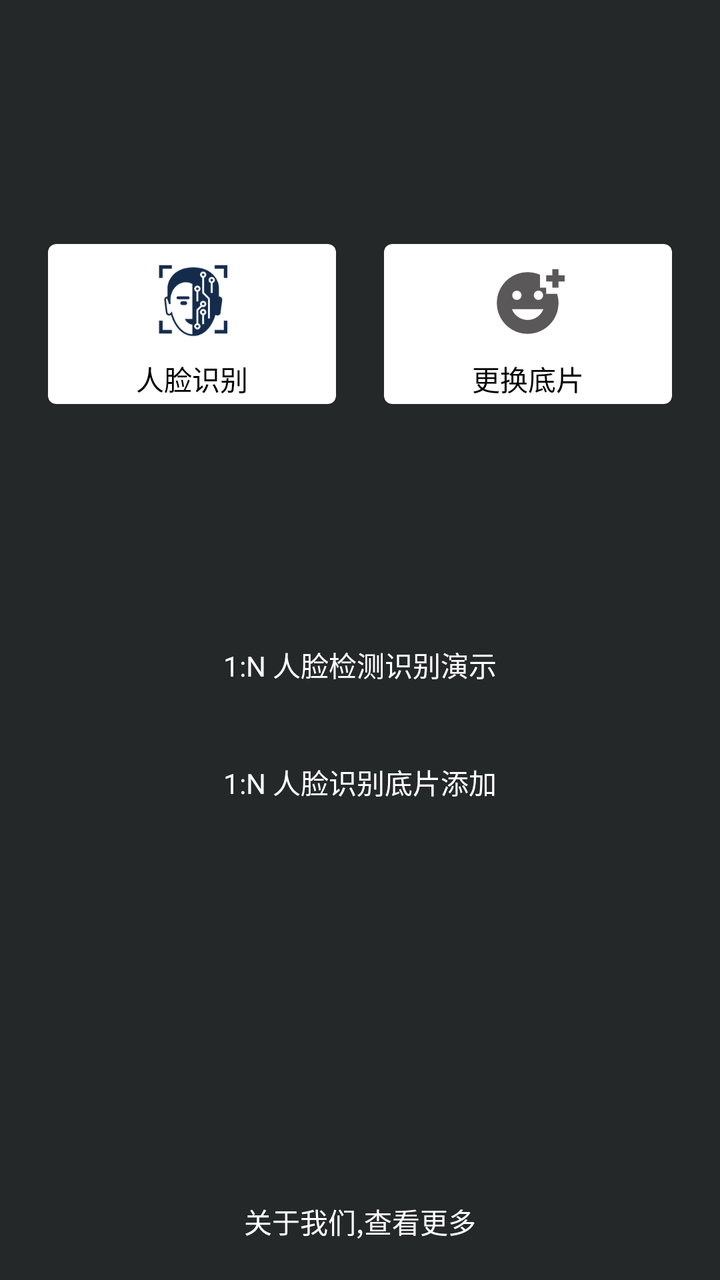
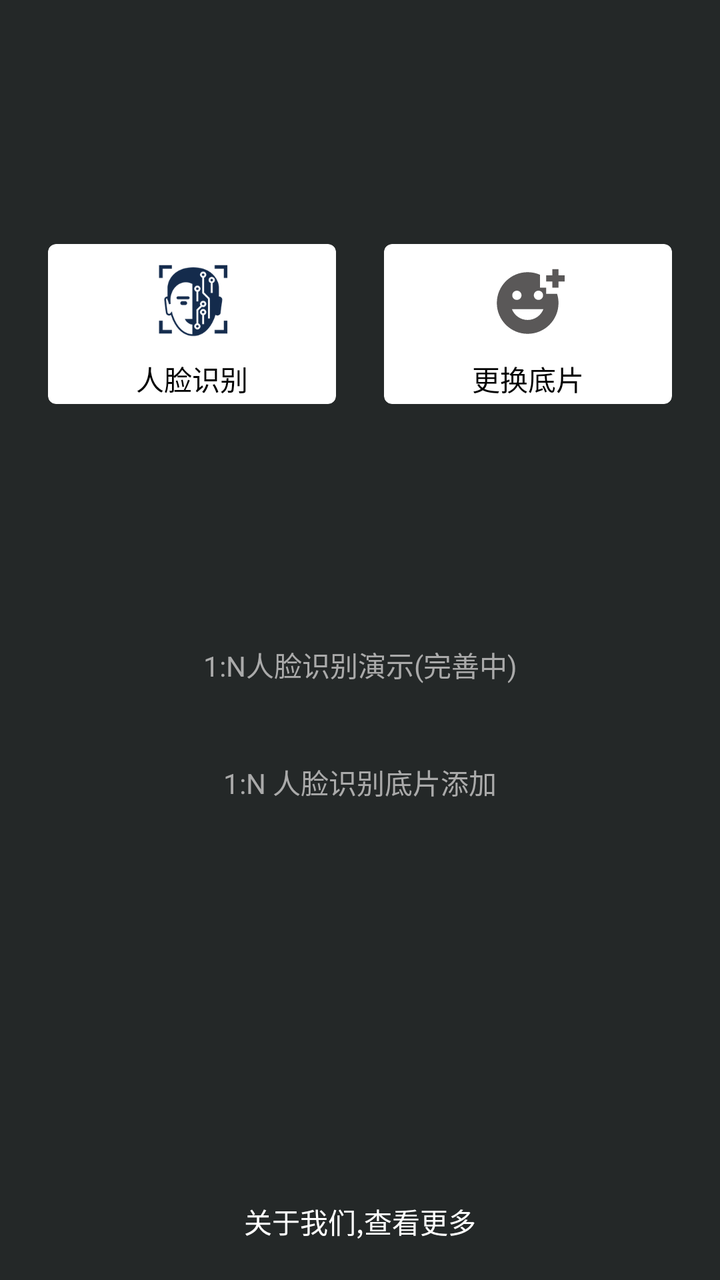

Screens rendered from an Android XML layout before and after an edit, with the pre-edit source and the edit as a unified diff.
<!-- AndroidManifest.xml: application theme AppTheme -->
<!-- res/layout/activity_navi.xml -->
<?xml version="1.0" encoding="utf-8"?>
<androidx.constraintlayout.widget.ConstraintLayout xmlns:android="http://schemas.android.com/apk/res/android"
    xmlns:app="http://schemas.android.com/apk/res-auto"
    xmlns:tools="http://schemas.android.com/tools"
    android:layout_width="match_parent"
    android:layout_height="match_parent"
    android:background="@color/blue"
    android:paddingTop="122dp"
    tools:context=".NaviActivity">

    
    <androidx.cardview.widget.CardView
        android:id="@+id/face_verify_card"
        android:layout_width="144dp"
        android:layout_height="80dp"
        app:cardCornerRadius="4dp"
        android:background="@color/white"
        app:layout_constraintEnd_toStartOf="@+id/update_base_image"
        app:layout_constraintStart_toStartOf="parent"
        app:layout_constraintTop_toTopOf="parent">

        <LinearLayout
            android:layout_width="match_parent"
            android:layout_height="wrap_content"
            android:layout_gravity="center"
            android:orientation="vertical">

            <ImageView
                android:layout_width="55dp"
                android:layout_height="55dp"
                android:layout_gravity="center_horizontal"
                android:background="@drawable/band_image" />

            <TextView
                android:id="@+id/face_verify"
                android:layout_width="match_parent"
                android:layout_height="wrap_content"
                android:layout_gravity="center_horizontal"
                android:gravity="center"
                android:text="人脸识别"
                android:textColor="@android:color/black"
                android:textSize="14sp" />

        </LinearLayout>

    </androidx.cardview.widget.CardView>


    
    <androidx.cardview.widget.CardView
        android:id="@+id/update_base_image"
        android:layout_width="144dp"
        android:layout_height="80dp"
        app:cardCornerRadius="4dp"
        app:layout_constraintEnd_toEndOf="parent"
        app:layout_constraintStart_toEndOf="@+id/face_verify_card"
        app:layout_constraintTop_toTopOf="parent">

        <LinearLayout
            android:layout_width="match_parent"
            android:layout_height="wrap_content"
            android:layout_gravity="center"
            android:orientation="vertical">

            <ImageView
                android:layout_width="55dp"
                android:layout_height="55dp"
                android:padding="9dp"
                android:layout_gravity="center_horizontal"
                android:src="@drawable/ic_baseline_add_reaction_24" />

            <TextView
                android:id="@+id/change_base_img"
                android:layout_width="match_parent"
                android:layout_height="wrap_content"
                android:layout_gravity="center_horizontal"
                android:gravity="center"
                android:text="更换底片"
                android:textColor="@android:color/black"
                android:textSize="14sp"
                app:layout_constraintTop_toBottomOf="@+id/update_base_image" />

        </LinearLayout>

    </androidx.cardview.widget.CardView>



    <TextView
        android:id="@+id/verify1n"
        android:layout_width="match_parent"
        android:layout_height="wrap_content"
        android:layout_marginTop="111dp"
        android:padding="9dp"
        android:gravity="center"
        android:text="1:N 人脸检测识别演示"
        android:textColor="@android:color/white"
        android:textSize="14sp"
        app:layout_constraintTop_toBottomOf="@+id/update_base_image" />


    <TextView
        android:id="@+id/verify1n_add"
        android:layout_width="match_parent"
        android:layout_height="wrap_content"
        android:layout_marginTop="20dp"
        android:padding="9dp"
        android:gravity="center"
        android:text="1:N 人脸识别底片添加"
        android:textColor="@android:color/white"
        android:textSize="14sp"
        app:layout_constraintTop_toBottomOf="@+id/verify1n" />


    <TextView
        android:id="@+id/more_about_me"
        android:layout_width="match_parent"
        android:layout_height="wrap_content"
        android:gravity="center"
        android:padding="19dp"
        android:text="关于我们,查看更多"
        android:textColor="@android:color/white"
        android:textSize="14sp"
        app:layout_constraintBottom_toBottomOf="parent" />



</androidx.constraintlayout.widget.ConstraintLayout>
<!-- resources referenced by this layout -->
<resources>
  <color name="blue">#242828</color>
  <color name="white">#FFFFFFFF</color>
  <!-- drawable band_image: png bitmap (drawable, 20224 bytes) -->
  <!-- drawable ic_baseline_add_reaction_24 (drawable) -->
  <vector android:alpha="0.87" android:height="22dp"
      android:tint="#403E3E" android:viewportHeight="24"
      android:viewportWidth="24" android:width="22dp" xmlns:android="http://schemas.android.com/apk/res/android">
      <path android:fillColor="@android:color/white" android:pathData="M18,9V7h-2V2.84C14.77,2.3 13.42,2 11.99,2C6.47,2 2,6.48 2,12s4.47,10 9.99,10C17.52,22 22,17.52 22,12c0,-1.05 -0.17,-2.05 -0.47,-3H18zM15.5,8C16.33,8 17,8.67 17,9.5S16.33,11 15.5,11S14,10.33 14,9.5S14.67,8 15.5,8zM8.5,8C9.33,8 10,8.67 10,9.5S9.33,11 8.5,11S7,10.33 7,9.5S7.67,8 8.5,8zM12,17.5c-2.33,0 -4.31,-1.46 -5.11,-3.5h10.22C16.31,16.04 14.33,17.5 12,17.5zM22,3h2v2h-2v2h-2V5h-2V3h2V1h2V3z"/>
  </vector>
  <style name="AppTheme" parent="Theme.AppCompat.Light.DarkActionBar">
          
          <item name="colorPrimary">@color/colorPrimary</item>
          <item name="colorPrimaryDark">@color/colorPrimaryDark</item>
          <item name="colorAccent">@color/colorAccent</item>
      </style>
  <color name="colorPrimary">#10101E</color>
  <color name="colorPrimaryDark">#10101E</color>
  <color name="colorAccent">#10101E</color>
</resources>

<!-- the commit's change to res/layout/activity_navi.xml (unified diff, before → after) -->
@@ -93,8 +93,8 @@
         android:layout_marginTop="111dp"
         android:padding="9dp"
         android:gravity="center"
-        android:text="1:N 人脸检测识别演示"
-        android:textColor="@android:color/white"
+        android:text="1:N人脸识别演示(完善中)"
+        android:textColor="@android:color/darker_gray"
         android:textSize="14sp"
         app:layout_constraintTop_toBottomOf="@+id/update_base_image" />
 
@@ -107,7 +107,7 @@
         android:padding="9dp"
         android:gravity="center"
         android:text="1:N 人脸识别底片添加"
-        android:textColor="@android:color/white"
+        android:textColor="@android:color/darker_gray"
         android:textSize="14sp"
         app:layout_constraintTop_toBottomOf="@+id/verify1n" />
 
